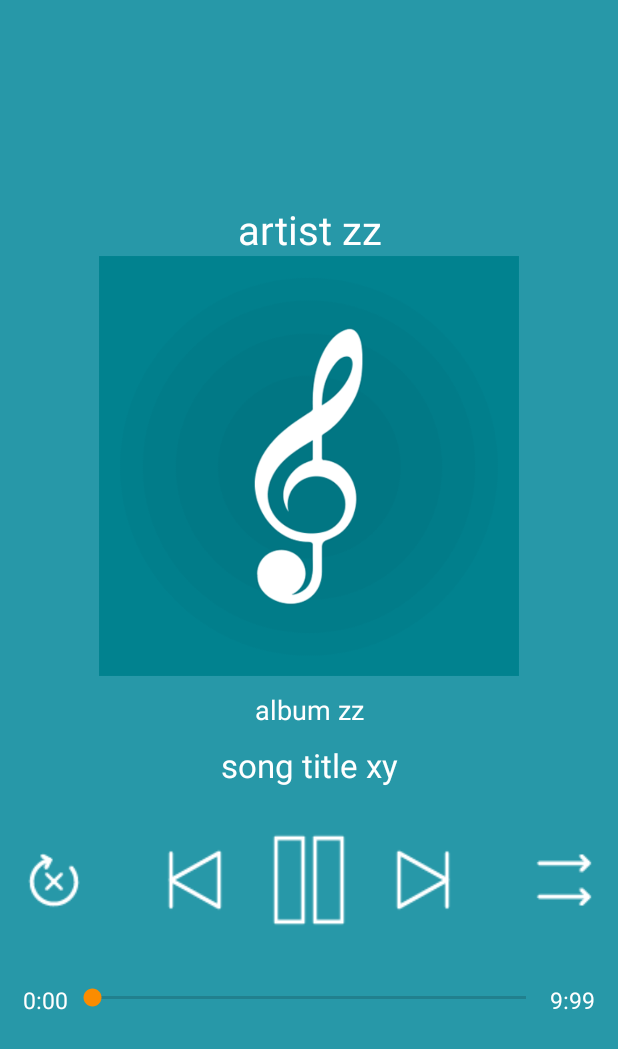
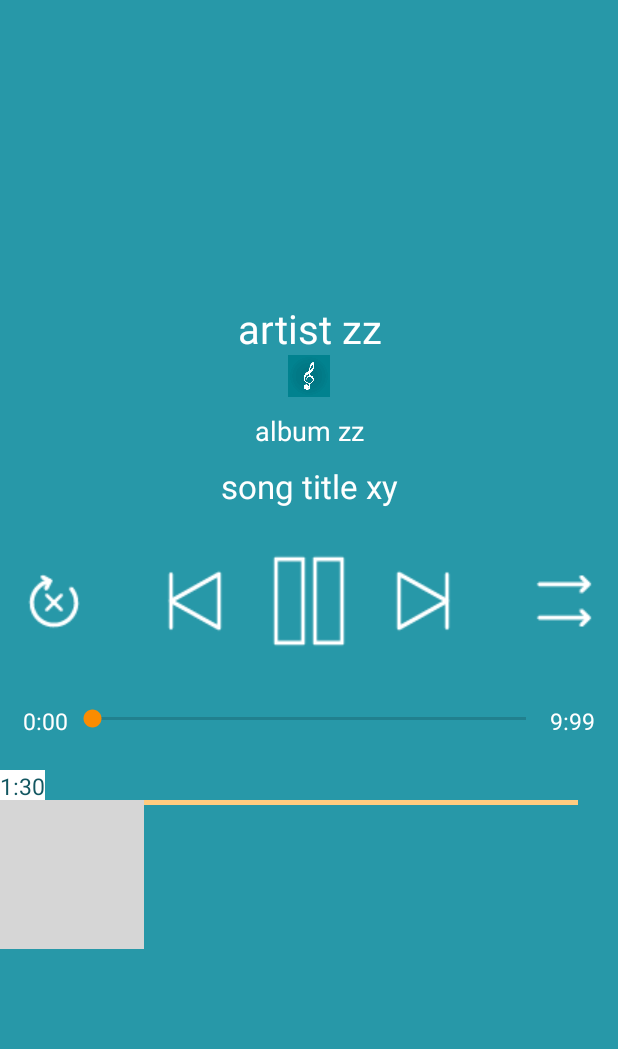
Before and after one commit to deftone/MusicPlayer, an Android app: the layout activity_play.xml on its own in the app's theme, with its tools: preview values and no code run, on a phone screen of 412 x 824 dp. Shown: the top 1049 px of the screen. Run offline under Robolectric (Android 15) with nearby library versions, the phone set to English and light mode, and no system bars; plain views replace RangeSeekBar; grey boxes are pictures that could not be loaded.

Commit message:
dritte variante lied einzuschraenken fuer inneren loop, noch nicht fertig

```diff
--- a/app/src/main/res/layout/activity_play.xml
+++ b/app/src/main/res/layout/activity_play.xml
@@ -31,7 +31,7 @@
 
     <LinearLayout
         android:layout_width="wrap_content"
-        android:layout_height="280dp">
+        android:layout_height="28dp">
 
         <ImageView
             android:id="@+id/album_cover"
@@ -99,29 +99,6 @@
                 android:layout_height="wrap_content"
                 android:gravity="center">
 
-                <!--<TextView-->
-                    <!--android:id="@+id/from_text"-->
-                    <!--android:layout_width="wrap_content"-->
-                    <!--android:text="loop from:"-->
-                    <!--android:textColor="@color/white"-->
-                    <!--android:textSize="20dp"-->
-                    <!--android:visibility="gone" />-->
-
-                <!--<EditText-->
-                    <!--android:id="@+id/from_edit"-->
-                    <!--android:layout_width="40dp"-->
-                    <!--android:inputType="number"-->
-                    <!--android:visibility="gone" />-->
-
-                <!--<TextView-->
-                    <!--android:id="@+id/sec_text"-->
-                    <!--android:layout_width="wrap_content"-->
-                    <!--android:paddingEnd="10dp"-->
-                    <!--android:text="sec"-->
-                    <!--android:textColor="@color/white"-->
-                    <!--android:textSize="20dp"-->
-                    <!--android:visibility="gone" />-->
-
                 <ImageButton
 
                     android:id="@+id/repeatSong_button"
@@ -165,28 +142,6 @@
                     android:paddingStart="30dp"
                     android:src="@drawable/icon_inorder" />
 
-                <!--<TextView-->
-                    <!--android:id="@+id/to_text"-->
-                    <!--android:layout_width="wrap_content"-->
-                    <!--android:paddingStart="10dp"-->
-                    <!--android:text="loop to:"-->
-                    <!--android:textColor="@color/white"-->
-                    <!--android:textSize="20dp"-->
-                    <!--android:visibility="gone" />-->
-
-                <!--<EditText-->
-                    <!--android:id="@+id/to_edit"-->
-                    <!--android:layout_width="40dp"-->
-                    <!--android:inputType="number"-->
-                    <!--android:visibility="gone" />-->
-
-                <!--<TextView-->
-                    <!--android:id="@+id/sec_text2"-->
-                    <!--android:layout_width="wrap_content"-->
-                    <!--android:text="sec"-->
-                    <!--android:textColor="@color/white"-->
-                    <!--android:textSize="20dp"-->
-                    <!--android:visibility="gone" />-->
             </TableRow>
 
         </LinearLayout>
@@ -249,4 +204,80 @@
         </FrameLayout>
     </LinearLayout>
 
+    <FrameLayout
+        android:layout_width="match_parent"
+        android:layout_height="wrap_content">
+
+        <!--seekbar with horizontal padding 30dp-->
+        <LinearLayout
+            android:layout_width="match_parent"
+            android:layout_height="wrap_content"
+            android:paddingTop="20dp">
+
+            <View
+                android:layout_width="match_parent"
+                android:layout_height="3dp"
+                android:layout_marginHorizontal="@dimen/padding_seekbar"
+                android:background="@color/background" />
+        </LinearLayout>
+
+
+        <!--<ImageView-->
+        <!--android:id="@+id/ball"-->
+        <!--android:layout_width="wrap_content"-->
+        <!--android:layout_height="wrap_content"-->
+        <!--android:src="@drawable/ball" />-->
+
+        <!--thumb from-->
+        <LinearLayout
+            android:id="@+id/thumbFrom"
+            android:layout_width="wrap_content"
+            android:layout_height="wrap_content"
+            android:orientation="vertical">
+
+            <TextView
+                android:id="@+id/textFromTime"
+                android:layout_width="wrap_content"
+                android:layout_height="20dp"
+                android:background="@color/white"
+                android:text="0:30"
+                android:textColor="@color/colorPrimaryDark"
+                android:textSize="15dp" />
+
+
+            <ImageView
+                android:layout_width="wrap_content"
+                android:layout_height="wrap_content"
+                android:paddingTop="3dp"
+                android:src="@drawable/thumb" />
+
+        </LinearLayout>
+
+
+        <!--thumb to-->
+        <LinearLayout
+            android:id="@+id/thumbTo"
+            android:layout_width="wrap_content"
+            android:layout_height="wrap_content"
+            android:orientation="vertical">
+
+            <TextView
+                android:id="@+id/textToTime"
+                android:layout_width="wrap_content"
+                android:layout_height="20dp"
+                android:background="@color/white"
+                android:text="1:30"
+                android:textColor="@color/colorPrimaryDark"
+                android:textSize="15dp" />
+
+            <ImageView
+                android:layout_width="wrap_content"
+                android:layout_height="wrap_content"
+                android:paddingTop="3dp"
+                android:src="@drawable/thumb" />
+
+        </LinearLayout>
+
+    </FrameLayout>
+
 </LinearLayout>
--- a/app/src/main/res/values/dimens.xml
+++ b/app/src/main/res/values/dimens.xml
@@ -2,4 +2,5 @@
     <dimen name="app_bar_height">180dp</dimen>
     <dimen name="fab_margin">16dp</dimen>
     <dimen name="text_margin">16dp</dimen>
+    <dimen name="padding_seekbar">40px</dimen>
 </resources>
```
Also changed, not shown: app/src/main/java/de/deftone/musicplayer/activity/PlayActivity.java (+92 -21 lines).
